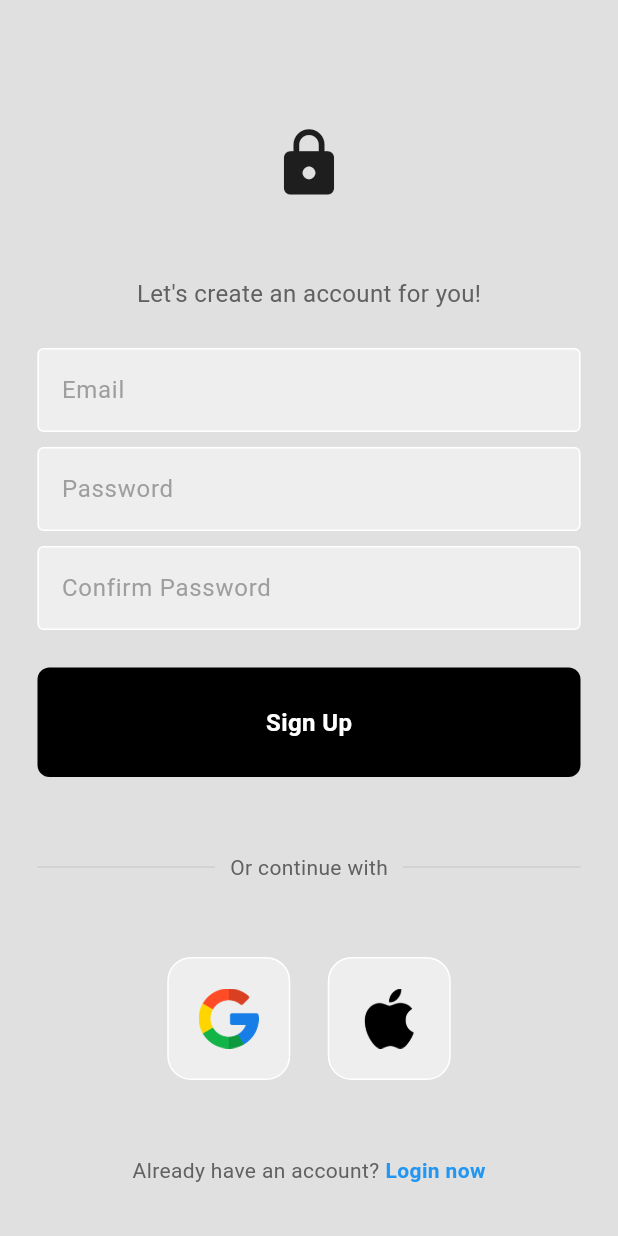
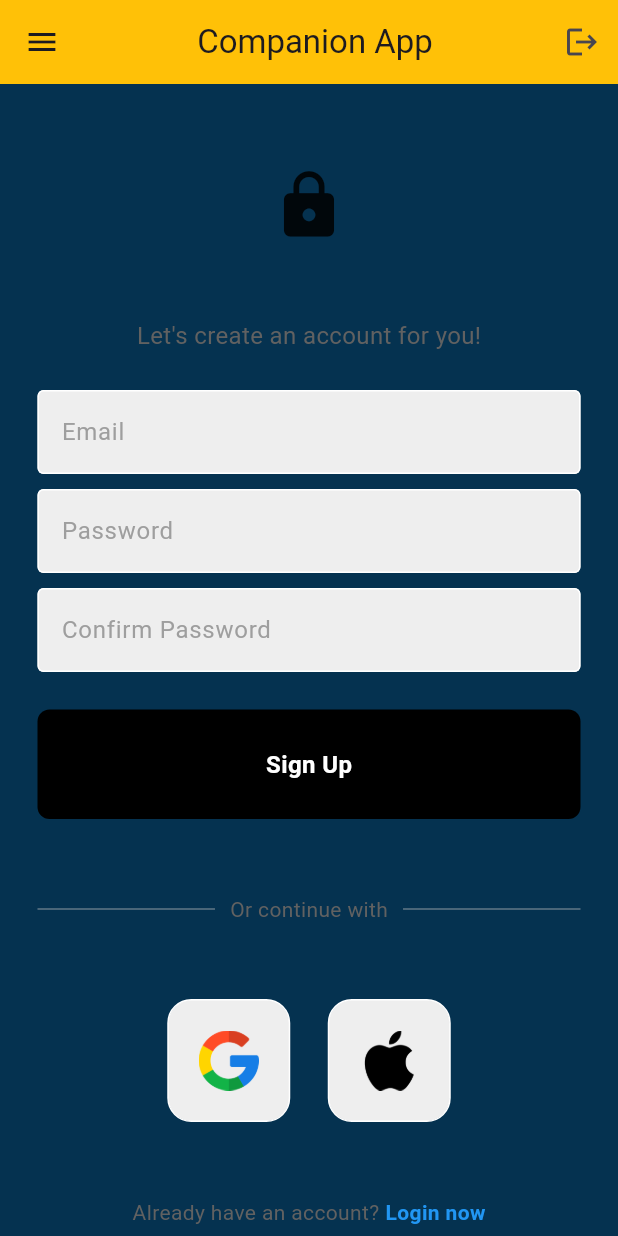
Before and after one commit to ManojSimhaNN/project, a Flutter app: the screen it shows after launch, after a tap on "Register now", on a phone screen of 412 x 824 dp. Run offline on Flutter 3.47's test engine with Material 3 defaults, Android fonts, the phone set to English and light mode, and no system bars; our stand-ins replace firebase_auth, firebase_core, get; accounts and stored records are empty; network calls fail.

Commit message:
lib/constants.dart

```diff
--- a/lib/main.dart
+++ b/lib/main.dart
@@ -20,7 +20,7 @@ class MyApp extends StatelessWidget {
   @override
   Widget build(BuildContext context) {
     return const MaterialApp(
-      debugShowCheckedModeBanner: true,
+      debugShowCheckedModeBanner: false,
       home: AuthPage(),
     );
   }
--- a/lib/pages/login_on_register_page.dart
+++ b/lib/pages/login_on_register_page.dart
@@ -7,6 +7,7 @@ class LoginOnRegisterPage extends StatefulWidget {
 
   @override
   State<LoginOnRegisterPage> createState() => _LoginOnRegisterPageState();
+
 }
 
 class _LoginOnRegisterPageState extends State<LoginOnRegisterPage> {
--- a/lib/pages/login_page.dart
+++ b/lib/pages/login_page.dart
@@ -69,7 +69,16 @@ class _LoginPageState extends State<LoginPage> {
   @override
   Widget build(BuildContext context) {
     return Scaffold(
-      backgroundColor: Colors.grey[300],
+      appBar: AppBar(
+        title: Center(
+          child: Text("Companion App"),
+        ),
+        backgroundColor: Colors.amber,
+        elevation: 0,
+        leading: Icon(Icons.account_circle),
+        actions: [IconButton(onPressed: () {}, icon: Icon(Icons.label))],
+      ),
+      backgroundColor: const Color.fromARGB(255, 5, 50, 80),
       body: SafeArea(
         child: Center(
           child: SingleChildScrollView(
@@ -80,7 +89,7 @@ class _LoginPageState extends State<LoginPage> {
 
                 // logo
                 const Icon(
-                  Icons.lock,
+                  Icons.login,
                   size: 100,
                 ),
 
@@ -90,7 +99,7 @@ class _LoginPageState extends State<LoginPage> {
                 Text(
                   'Welcome back you\'ve been missed!',
                   style: TextStyle(
-                    color: Colors.grey[700],
+                    color: Colors.white,
                     fontSize: 16,
                   ),
                 ),
@@ -123,7 +132,7 @@ class _LoginPageState extends State<LoginPage> {
                     children: [
                       Text(
                         'Forgot Password?',
-                        style: TextStyle(color: Colors.grey[600]),
+                        style: TextStyle(color: Colors.redAccent),
                       ),
                     ],
                   ),
@@ -147,20 +156,20 @@ class _LoginPageState extends State<LoginPage> {
                       Expanded(
                         child: Divider(
                           thickness: 0.5,
-                          color: Colors.grey[400],
+                          color: Colors.white,
                         ),
                       ),
                       Padding(
                         padding: const EdgeInsets.symmetric(horizontal: 10.0),
                         child: Text(
                           'Or continue with',
-                          style: TextStyle(color: Colors.grey[700]),
+                          style: TextStyle(color: Colors.white),
                         ),
                       ),
                       Expanded(
                         child: Divider(
                           thickness: 0.5,
-                          color: Colors.grey[400],
+                          color: Colors.white,
                         ),
                       ),
                     ],
@@ -194,7 +203,7 @@ class _LoginPageState extends State<LoginPage> {
                   children: [
                     Text(
                       'Not a member?',
-                      style: TextStyle(color: Colors.grey[700]),
+                      style: TextStyle(color: Colors.white),
                     ),
                     const SizedBox(width: 4),
                     GestureDetector(
@@ -202,7 +211,7 @@ class _LoginPageState extends State<LoginPage> {
                       child: const Text(
                         'Register now',
                         style: TextStyle(
-                          color: Colors.blue,
+                          color: Colors.green,
                           fontWeight: FontWeight.bold,
                         ),
                       ),
--- a/lib/pages/register_page.dart
+++ b/lib/pages/register_page.dart
@@ -74,7 +74,16 @@ class _RegisterPageState extends State<RegisterPage> {
   @override
   Widget build(BuildContext context) {
     return Scaffold(
-      backgroundColor: Colors.grey[300],
+      appBar: AppBar(
+        title: Center(
+          child: Text("Companion App"),
+        ),
+        backgroundColor: Colors.amber,
+        elevation: 0,
+        leading: Icon(Icons.menu),
+        actions: [IconButton(onPressed: () {}, icon: Icon(Icons.logout))],
+      ),
+      backgroundColor: const Color.fromARGB(255, 5, 50, 80),
       body: SafeArea(
         child: Center(
           child: SingleChildScrollView(
```
Also changed, not shown: lib/constants.dart (added, +14 -0 lines), lib/pages/home_page.dart (+6 -16 lines), lib/pages/question_model.dart (added, +58 -0 lines), lib/pages/quiz_page.dart (added, +176 -0 lines), lib/pages/welcome_page.dart (added, +70 -0 lines), pubspec.yaml (+5 -2 lines), lib/images/bg.svg (added), lib/images/clock.svg (added), pubspec.lock.
